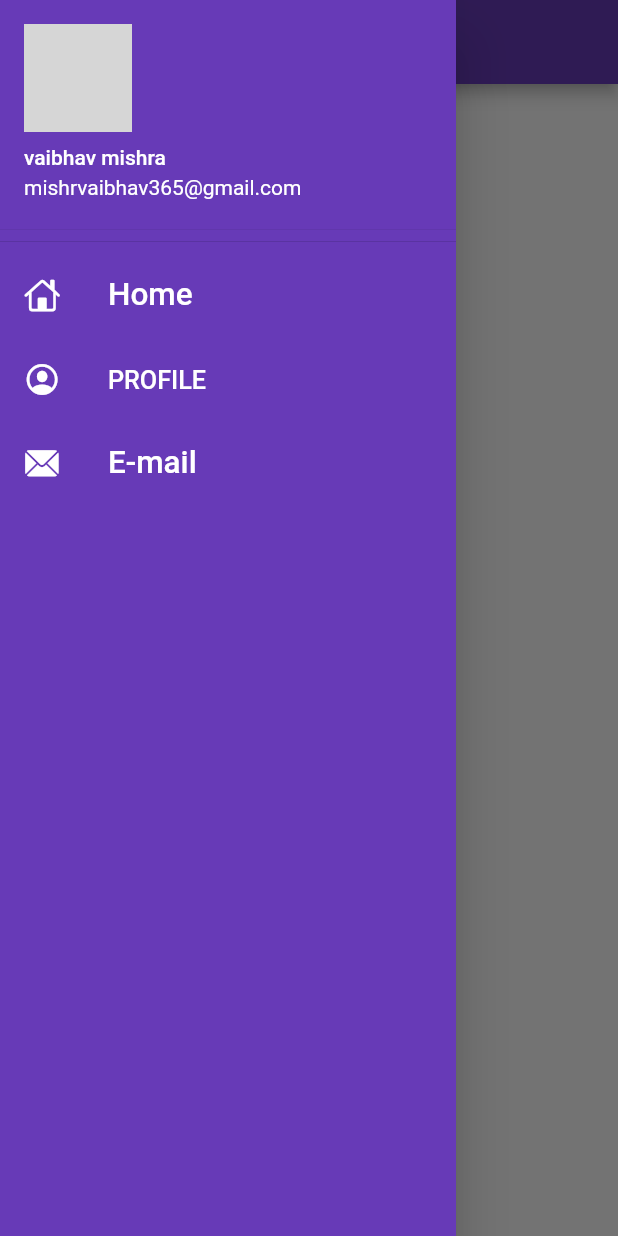
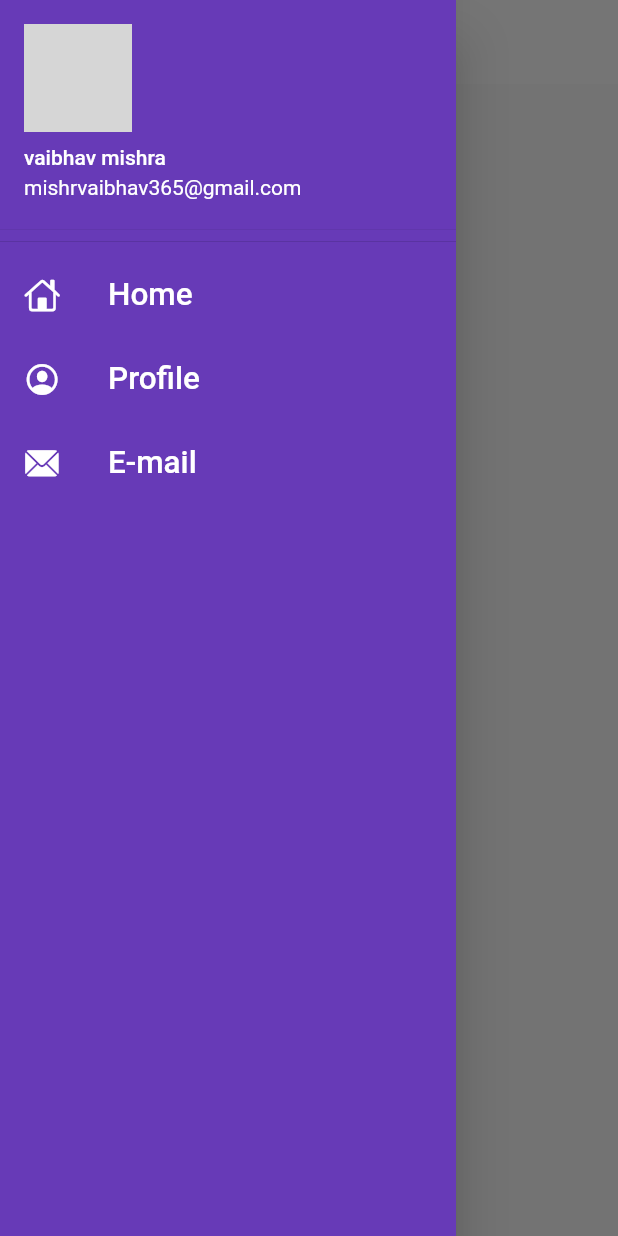
Before and after one commit to vaibhavmishra03/Flutterdev, a Flutter app: the screen it shows after launch, with the side drawer open, on a phone screen of 412 x 824 dp. Run offline on Flutter 3.47's test engine with Material 2 defaults, Android fonts, the phone set to English and light mode, and no system bars; our stand-ins replace google_fonts; network calls fail; Roboto replaces fonts that are missing (Boogaloo); grey boxes are pictures that could not be loaded.

Commit message:
themes extracted

```diff
--- a/lib/main.dart
+++ b/lib/main.dart
@@ -1,8 +1,8 @@
 import "package:flutter/material.dart";
-import 'package:google_fonts/google_fonts.dart';
 import 'package:myhr/pages/Login_page.dart';
 import 'package:myhr/pages/home_page.dart';
 import 'package:myhr/utils/routes.dart';
+import 'package:myhr/widgets/themes.dart';
 
 void main() {
   runApp(const Myapp());
@@ -12,16 +12,14 @@ class Myapp extends StatelessWidget {
   const Myapp({super.key});
   @override
   Widget build(BuildContext context) {
-    return MaterialApp(
+    return  MaterialApp(
         themeMode: ThemeMode.light,
-        darkTheme: ThemeData(brightness: Brightness.dark),
-        theme: ThemeData(
-            primarySwatch: Colors.deepPurple,
-            fontFamily: GoogleFonts.boogaloo().fontFamily),
+        darkTheme: Mytheme.darkTheme(context),
+        theme: Mytheme.lightTheme(context),
         //debugShowCheckedModeBanner: true,
         initialRoute: "/home",
         routes: {
-          "/": (context) => const Loginpage(),
+          "/": (context) => const HomePage(),
           Myroutes.homeroute: (context) => const HomePage(),
           Myroutes.loginroute: (context) => const Loginpage()
         });
--- a/lib/pages/home_page.dart
+++ b/lib/pages/home_page.dart
@@ -12,7 +12,7 @@ class HomePage extends StatelessWidget {
       appBar: AppBar(
         title: const Text(
           "CATALOGUE APP",
-          style: TextStyle(fontStyle: FontStyle.italic),
+          style: TextStyle(fontStyle: FontStyle.italic,color: Colors.black),
         ),
       ),
       body: const Center(
--- a/lib/widgets/drawer.dart
+++ b/lib/widgets/drawer.dart
@@ -3,50 +3,54 @@ import "package:flutter/material.dart";
 
 class Mydrawer extends StatelessWidget {
   const Mydrawer({super.key});
-final imageurl = "https://images.ctfassets.net/4cd45et68cgf/Rx83JoRDMkYNlMC9MKzcB/2b14d5a59fc3937afd3f03191e19502d/Netflix-Symbol.png?w=700&h=456";
+  final imageurl =
+      "https://images.ctfassets.net/4cd45et68cgf/Rx83JoRDMkYNlMC9MKzcB/2b14d5a59fc3937afd3f03191e19502d/Netflix-Symbol.png?w=700&h=456";
   @override
   Widget build(BuildContext context) {
     return Drawer(
       child: Container(
         color: Colors.deepPurple,
         child: ListView(
-          children:  [
+          children: [
             DrawerHeader(
                 padding: EdgeInsets.zero,
                 child: UserAccountsDrawerHeader(
-                    accountName: Text("vaibhav mishra "),
-                    accountEmail: Text("mishrvaibhav365@gmail.com"),
-                   currentAccountPicture: CircleAvatar(backgroundImage: NetworkImage(imageurl)),
-                   )
+                  accountName: const Text("vaibhav mishra "),
+                  accountEmail: const Text("mishrvaibhav365@gmail.com"),
+                  currentAccountPicture:
+                      CircleAvatar(backgroundImage: NetworkImage(imageurl)),
+                )),
+            const ListTile(
+              leading: Icon(
+                CupertinoIcons.home,
+                color: Colors.white,
               ),
-                    ListTile(
-
-                      leading: Icon(CupertinoIcons.home,color: Colors.white,),
               title: Text(
                 "Home",
                 style: TextStyle(color: Colors.white),
                 textScaleFactor: 1.5,
-
               ),
             ),
-                     ListTile(
-
-                      leading: Icon(CupertinoIcons.profile_circled,color: Colors.white,),
+            const ListTile(
+              leading: Icon(
+                CupertinoIcons.profile_circled,
+                color: Colors.white,
+              ),
               title: Text(
-                        "PROFILE",
+                "Profile",
                 style: TextStyle(color: Colors.white),
-                        textScaleFactor: 1.2,
-
+                textScaleFactor: 1.5,
               ),
             ),
-                     ListTile(
-
-                      leading: Icon( CupertinoIcons.mail_solid,color: Colors.white,),
+            const ListTile(
+              leading: Icon(
+                CupertinoIcons.mail_solid,
+                color: Colors.white,
+              ),
               title: Text(
                 "E-mail",
                 style: TextStyle(color: Colors.white),
                 textScaleFactor: 1.5,
-
               ),
             )
           ],
--- /dev/null
+++ b/lib/widgets/themes.dart
@@ -0,0 +1,17 @@
+import "package:flutter/material.dart";
+import 'package:google_fonts/google_fonts.dart';
+
+ class Mytheme {
+   static lightTheme(BuildContext context) => ThemeData(
+        textTheme: Theme.of(context).textTheme,
+        primarySwatch: Colors.deepPurple,
+        fontFamily: GoogleFonts.boogaloo().fontFamily,
+        appBarTheme: const AppBarTheme(
+          color: Colors.white,
+          elevation: 0.0,
+          iconTheme: IconThemeData(color: Colors.black),
+        ),
+      );
+  static darkTheme(BuildContext context) =>
+      ThemeData(brightness: Brightness.dark);
+}
```
Lines whose indentation alone changed are shown as unchanged.
